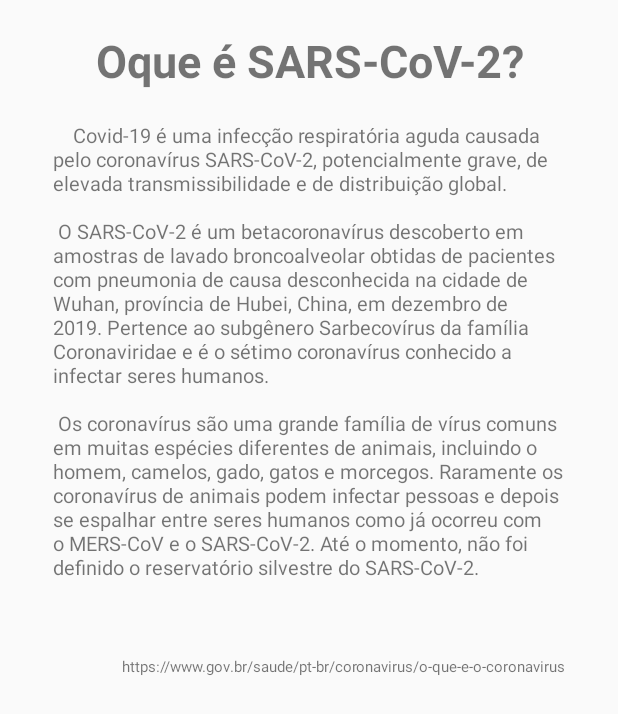
After one commit to padm-2022-q1/Corona-Info, an Android app: the layout fragment_sars_cov2_info.xml on its own in the app's theme, with its tools: preview values and no code run, on a phone screen of 412 x 824 dp. The commit adds this screen. Shown: the top 714 px of the screen. Run offline under Robolectric (Android 15) with nearby library versions, the phone set to English and light mode, and no system bars.

Commit message:
Layout o que é SARS Cov 2

```diff
--- /dev/null
+++ b/app/src/main/java/br/edu/ufabc/corona_info/SarsCov2InfoFragment.kt
@@ -0,0 +1,11 @@
+package br.edu.ufabc.corona_info
+
+import android.os.Bundle
+import androidx.fragment.app.Fragment
+import android.view.LayoutInflater
+import android.view.View
+import android.view.ViewGroup
+
+class SarsCov2InfoFragment : Fragment() {
+
+}
--- /dev/null
+++ b/app/src/main/res/layout/fragment_sars_cov2_info.xml
@@ -0,0 +1,49 @@
+<?xml version="1.0" encoding="utf-8"?>
+<androidx.constraintlayout.widget.ConstraintLayout xmlns:android="http://schemas.android.com/apk/res/android"
+    xmlns:app="http://schemas.android.com/apk/res-auto"
+    xmlns:tools="http://schemas.android.com/tools"
+    android:layout_width="match_parent"
+    android:layout_height="match_parent"
+    android:layout_marginHorizontal="35dp"
+    android:layout_marginTop="20dp"
+    tools:context=".SarsCov2InfoFragment">
+
+
+    <TextView
+        android:id="@+id/oque_e_sars_cov_2_titulo"
+        android:layout_width="match_parent"
+        android:layout_height="match_parent"
+        android:text="@string/oque_e_sars_cov_2_titulo"
+        android:textAlignment="center"
+        android:textSize="@dimen/title"
+        android:textStyle="bold"
+        app:layout_constrainedHeight="true"
+
+        />
+
+
+    <TextView
+        android:id="@+id/oque_e_sars_cov_2_text"
+        android:layout_width="match_parent"
+        android:layout_height="wrap_content"
+        android:layout_marginTop="20dp"
+        android:text="@string/oque_e_sars_cov_2_text"
+        android:textSize="@dimen/text"
+        app:layout_constraintEnd_toEndOf="parent"
+        app:layout_constraintHorizontal_bias="0.0"
+        app:layout_constraintStart_toStartOf="parent"
+        app:layout_constraintTop_toBottomOf="@+id/oque_e_sars_cov_2_titulo" />
+
+    <TextView
+        android:id="@+id/oque_e_sars_cov_2_fonte"
+        android:layout_width="match_parent"
+        android:layout_height="wrap_content"
+        android:layout_marginTop="50dp"
+        android:text="@string/oque_e_sars_cov_2_fonte"
+        android:textAlignment="viewEnd"
+        android:textSize="@dimen/font"
+        app:layout_constraintStart_toStartOf="parent"
+        app:layout_constraintTop_toBottomOf="@+id/oque_e_sars_cov_2_text" />
+
+
+</androidx.constraintlayout.widget.ConstraintLayout>
--- a/app/src/main/res/values/dimens.xml
+++ b/app/src/main/res/values/dimens.xml
@@ -2,4 +2,7 @@
 <resources>
     <dimen name="menu_card_view_size">150dp</dimen>
     <dimen name="statistics_card_view_width">180dp</dimen>
+    <dimen name="title">30sp</dimen>
+    <dimen name="text">13sp</dimen>
+    <dimen name="font">10sp</dimen>
 </resources>
--- a/app/src/main/res/values/strings.xml
+++ b/app/src/main/res/values/strings.xml
@@ -6,4 +6,7 @@
     <string name="statistics_card_text_confirmed_cases_100k">Casos confirmados por 100 mil habitantes</string>
     <string name="statistics_card_text_death_rate">Taxa de mortalidade.</string>
     <string name="statistics_card_text_populacao_estimada">População estimada.</string>
+    <string name="oque_e_sars_cov_2_titulo">Oque é SARS-CoV-2?</string>
+    <string name="oque_e_sars_cov_2_text">\tCovid-19 é uma infecção respiratória aguda causada pelo coronavírus SARS-CoV-2, potencialmente grave, de elevada transmissibilidade e de distribuição global.\n\n O SARS-CoV-2 é um betacoronavírus descoberto em amostras de lavado broncoalveolar obtidas de pacientes com pneumonia de causa desconhecida na cidade de Wuhan, província de Hubei, China, em dezembro de 2019. Pertence ao subgênero Sarbecovírus da família Coronaviridae e é o sétimo coronavírus conhecido a infectar seres humanos.\n\n Os coronavírus são uma grande família de vírus comuns em muitas espécies diferentes de animais, incluindo o homem, camelos, gado, gatos e morcegos. Raramente os coronavírus de animais podem infectar pessoas e depois se espalhar entre seres humanos como já ocorreu com o MERS-CoV e o SARS-CoV-2. Até o momento, não foi definido o reservatório silvestre do SARS-CoV-2.</string>
+    <string name="oque_e_sars_cov_2_fonte">https://www.gov.br/saude/pt-br/coronavirus/o-que-e-o-coronavirus</string>
 </resources>
```
